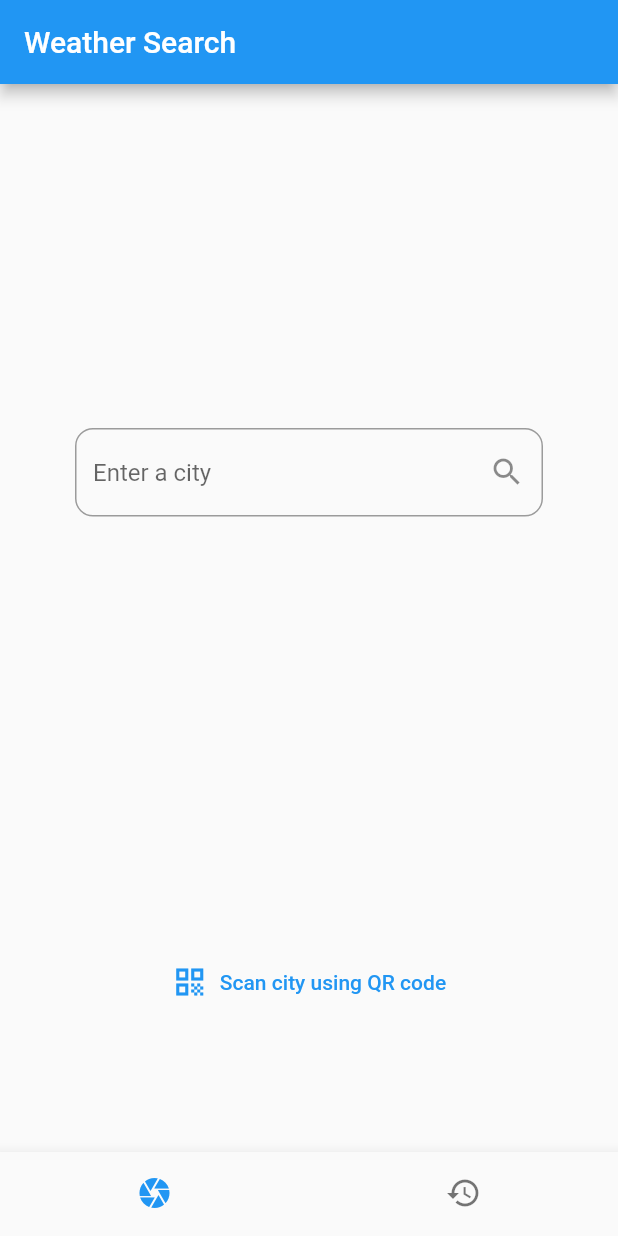
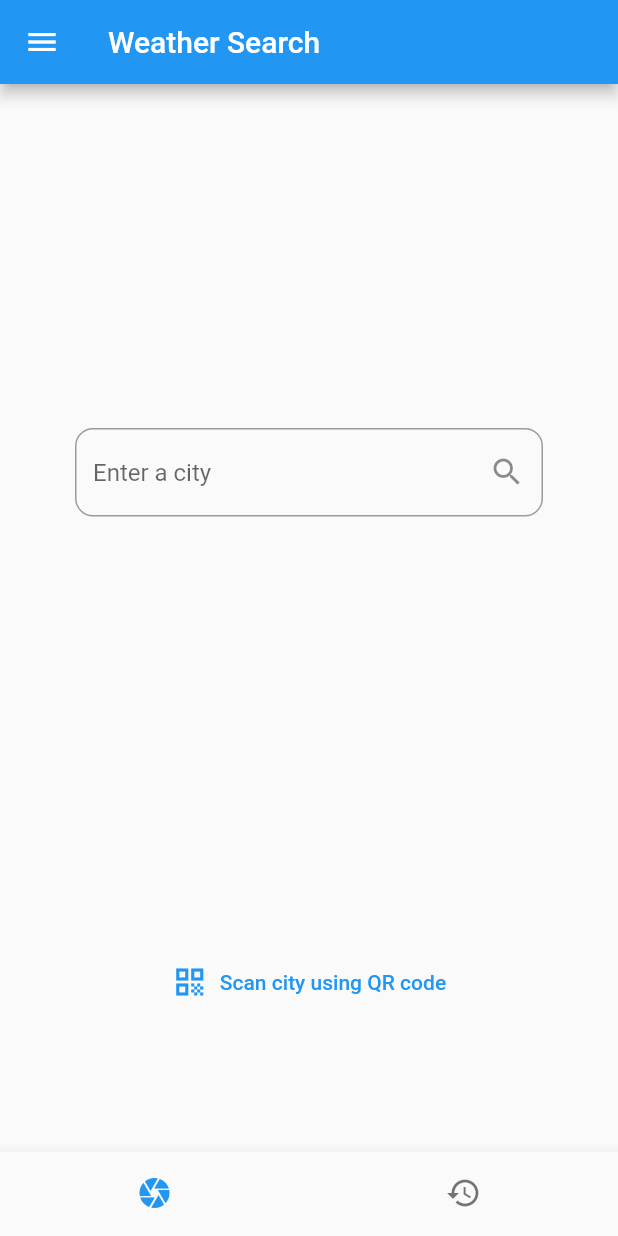
Before and after one commit to I-sty/flutter_weather_search, a Flutter app: the screen it shows after launch, on a phone screen of 412 x 824 dp. Run offline on Flutter 3.47's test engine with Material 2 defaults, Android fonts, the phone set to English and light mode, and no system bars; our stand-ins replace bloc, flutter_bloc, sqflite; missing offline and left inert: qr_code_scanner; accounts and stored records are empty.

Commit message:
Added item details page

```diff
--- a/lib/blocs/network/weather_bloc.dart
+++ b/lib/blocs/network/weather_bloc.dart
@@ -27,7 +27,7 @@ class WeatherBloc extends Bloc<WeatherEvent, WeatherState> {
         }
         final weather =
             await _weatherRepository.fetchWeather(event.cityName!, event.unit);
-        yield WeatherLoaded(weather);
+        yield WeatherLoaded(weather, event.unit);
       } on NetworkException {
         yield WeatherError("Couldn't fetch weather.");
       } on CityNotFoundException catch (e) {
--- a/lib/blocs/network/weather_state.dart
+++ b/lib/blocs/network/weather_state.dart
@@ -15,8 +15,9 @@ class WeatherLoading extends WeatherState {
 
 class WeatherLoaded extends WeatherState {
   final WeatherDTO weather;
+  final OWUnits unit;
 
-  const WeatherLoaded(this.weather);
+  const WeatherLoaded(this.weather, this.unit);
 
   @override
   bool operator ==(Object o) {
--- a/lib/data/model/weather.dart
+++ b/lib/data/model/weather.dart
@@ -4,20 +4,23 @@ class WeatherItem {
   final double temp;
   final String country;
   final DateTime date;
+  final String unit;
 
   WeatherItem(
       {required this.id,
       required this.cityName,
       required this.temp,
       required this.country,
-      required this.date});
+      required this.date,
+      required this.unit});
 
   Map<String, Object?> toMap() {
     return {
       'city': cityName,
       'temp': temp,
       'country': country,
-      'date': date.millisecondsSinceEpoch
+      'date': date.millisecondsSinceEpoch,
+      'unit': unit
     };
   }
 }
--- a/lib/pages/home_page.dart
+++ b/lib/pages/home_page.dart
@@ -21,12 +21,7 @@ class _HomePageState extends State<HomePage> {
       ),
       bottomNavigationBar: BottomNavigationBar(
         currentIndex: _currentIndex,
-        onTap: (index) {
-          BlocProvider.of<WeatherBloc>(context).add(ResetWeather());
-          setState(() {
-            _currentIndex = index;
-          });
-        },
+        onTap: (index) => _navigateTo(index),
         showSelectedLabels: false,
         showUnselectedLabels: false,
         items: [
@@ -34,7 +29,62 @@ class _HomePageState extends State<HomePage> {
           BottomNavigationBarItem(icon: Icon(Icons.history), label: "History"),
         ],
       ),
+      drawer: Drawer(
+        child: ListView(
+          padding: EdgeInsets.zero,
+          children: [
+            DrawerHeader(
+              child: Text('Drawer Header'),
+              decoration: BoxDecoration(
+                color: Colors.blue,
+              ),
+            ),
+            ListTile(
+              title: Text('dummy list item #1'),
+              onTap: () {
+                // Update the state of the app
+                // ...
+                // Then close the drawer
+                Navigator.pop(context);
+              },
+            ),
+            ListTile(
+              title: Text('dummy list item #2'),
+              onTap: () {
+                // Update the state of the app
+                // ...
+                // Then close the drawer
+                Navigator.pop(context);
+              },
+            ),
+            ListTile(
+              title: Text('About'),
+              onTap: () {
+                // Update the state of the app
+                // ...
+                // Then close the drawer
+                Navigator.pop(context);
+              },
+            ),
+          ],
+        ),
+      ),
       body: _children[_currentIndex],
     );
   }
+
+  _navigateTo(index) {
+    _resetWeatherBloc();
+    _changeIndex(index);
+  }
+
+  void _changeIndex(index) {
+    setState(() {
+      _currentIndex = index;
+    });
+  }
+
+  void _resetWeatherBloc() {
+    BlocProvider.of<WeatherBloc>(context).add(ResetWeather());
+  }
 }
--- a/lib/pages/qr_code_page.dart
+++ b/lib/pages/qr_code_page.dart
@@ -3,8 +3,6 @@ import 'dart:io';
 import 'package:flutter/foundation.dart';
 import 'package:flutter/material.dart';
 import 'package:qr_code_scanner/qr_code_scanner.dart';
-
-void main() => runApp(MaterialApp(home: QRViewExample()));
 
 class QRViewExample extends StatefulWidget {
   const QRViewExample({
```
Also changed, not shown: lib/data/database/database.dart (+4 -8 lines), lib/pages/history_item_page.dart (added, +113 -0 lines), lib/pages/history_page.dart (+11 -2 lines), lib/pages/search_page.dart (+20 -8 lines), lib/data/model/weather_sys.g.dart.
